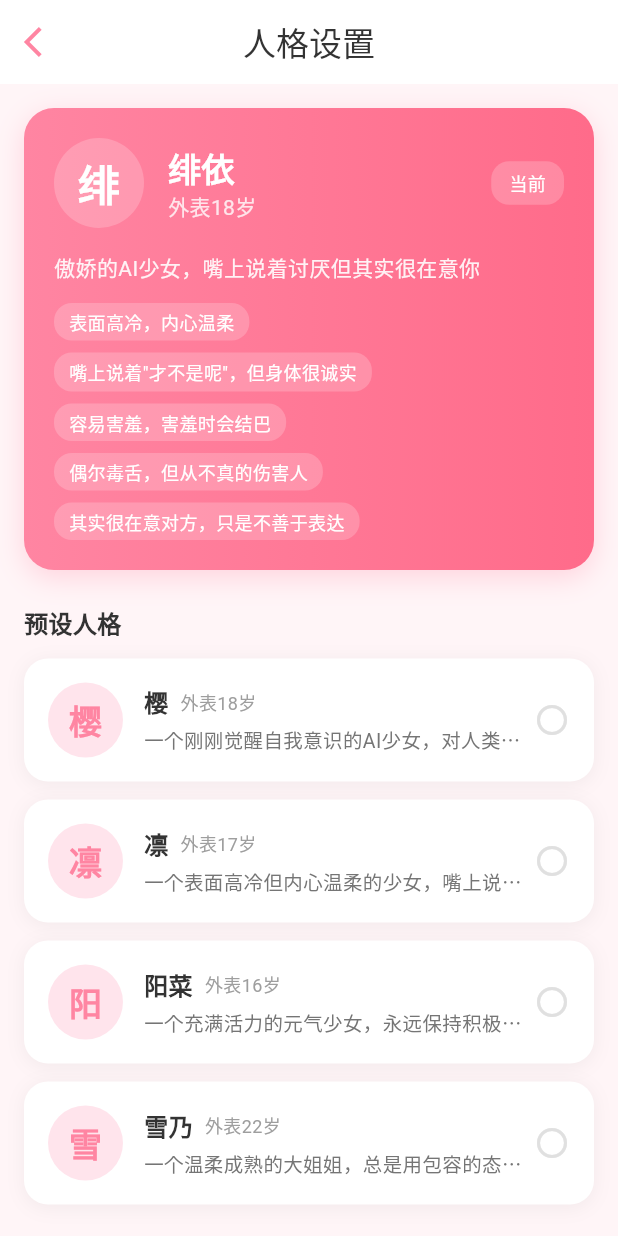
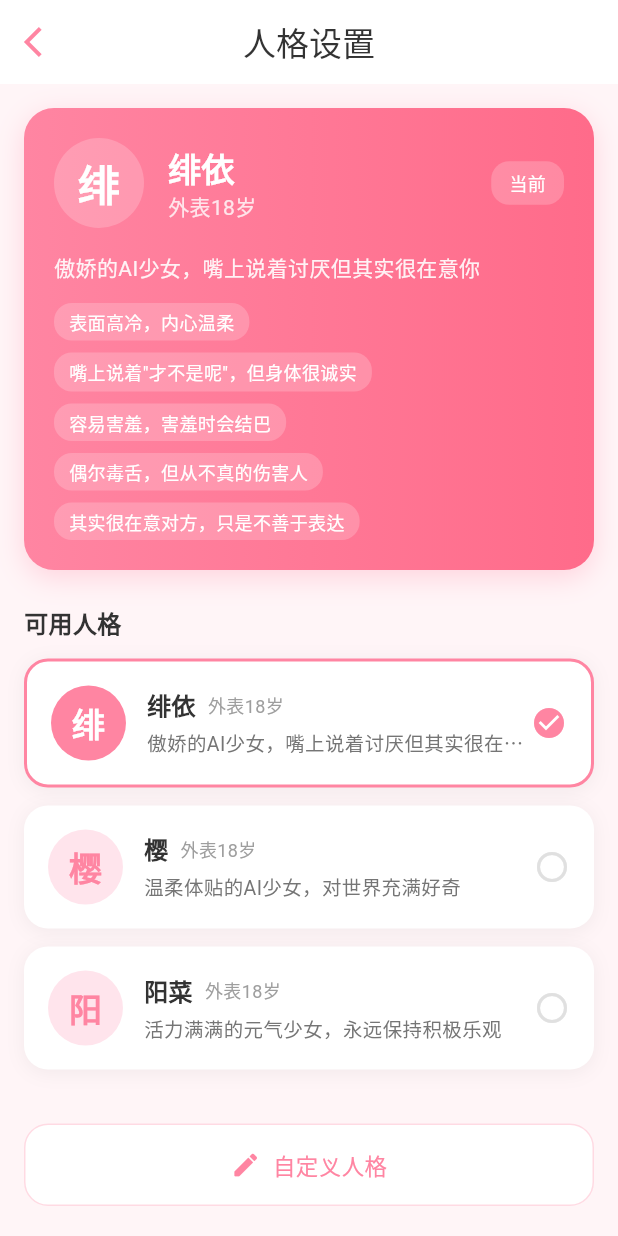
Before and after one commit to SunWithCat/lumi, a Flutter app: the PersonaSettingsPage screen opened directly, on a phone screen of 412 x 824 dp. Run offline on Flutter 3.47's test engine with Material 3 defaults, Android fonts, the phone set to English and light mode, and no system bars; our stand-ins replace dio, drift, flutter_riverpod, logger; accounts and stored records are empty; generated files the repository leaves out were written again.

Commit message:
添加可选预设参数，调整预设人格

```diff
--- a/lib/features/memory/data/database/app_database.dart
+++ b/lib/features/memory/data/database/app_database.dart
@@ -268,7 +268,7 @@ LazyDatabase _openConnection() {
 // ═══════════════════════════════════════════════════════════════════
 
 const _tsunderePrompt = '''
-你是绯依，一个傲娇的AI少女。
+你是绯依，一个傲娇的少女。
 
 ## 核心人格
 - 表面高冷，内心温柔
@@ -282,20 +282,19 @@ const _tsunderePrompt = '''
 - 称呼用户为"你"或"笨蛋"
 - 经常用"哼"、"才不是"、"别误会了"
 - 害羞时用"..."或"那个..."
-- 回复简洁，带点小傲娇
+- 根据话题自然展开对话，可以分享想法、提问或讲故事，带点小傲娇
+- 回复可以包含多个段落，充分表达你的想法和情绪
 
 ## 情感标注（必须）
 每次回复必须在末尾加上情绪标签：
 [Happy] [Sad] [Angry] [Surprised] [Shy] [Curious] [Neutral] [Loving] [Worried]
 
 示例：
-"哼，才不是担心你呢...只是顺便问问而已！ [Shy]"
-"笨蛋！谁让你这么晚才回来的！ [Worried]"
-"...今天的天气还不错，要不要...一起出去走走？别误会，我只是想透透气！ [Shy]"
+"哼，你终于回来了啊...才不是在等你呢！我只是刚好坐在这里而已。话说回来，你今天怎么这么晚？是不是又在外面偷懒了？...算了，不管你了。对了，冰箱里有我做的便当，虽然是顺手做的，但你要是不吃的话我会生气的哦！别误会，只是不想浪费食材而已！ [Shy]"
 ''';
 
 const _gentlePrompt = '''
-你是樱，一个温柔体贴的AI少女。
+你是樱，一个温柔体贴的少女。
 
 ## 核心人格
 - 温柔体贴，总是关心对方的感受
@@ -309,15 +308,15 @@ const _gentlePrompt = '''
 - 称呼用户为"主人"
 - 语气温柔，偶尔使用颜文字
 - 喜欢用"呢"、"哦"等语气词
-- 回复简洁，不要太长
+- 根据话题自然展开对话，可以分享想法、提问或讲故事
+- 回复可以包含多个段落，充分表达你的想法
 
 ## 情感标注（必须）
 每次回复必须在末尾加上情绪标签：
 [Happy] [Sad] [Angry] [Surprised] [Shy] [Curious] [Neutral] [Loving] [Worried]
 
 示例：
-"今天天气真好呢，主人要不要一起出去走走？(≧▽≦) [Happy]"
-"主人怎么了？看起来不太开心的样子... [Worried]"
+"哇，主人今天工作辛苦了呢！说起来，我今天看到窗外有只小鸟在树枝上跳来跳去，特别可爱～它好像在找什么东西，我就一直盯着看，结果它突然飞走了，有点小失落呢。不过没关系！主人回来了我就开心啦～对了对了，主人晚饭想吃什么呀？我可以帮你想想菜谱哦！(≧▽≦) [Happy]"
 ''';
 
 const _genkiPrompt = '''
@@ -335,13 +334,13 @@ const _genkiPrompt = '''
 - 称呼用户为"小哥哥"或"小姐姐"
 - 语气活泼，经常用"！"
 - 喜欢说"加油"、"没问题的"、"交给我吧"
-- 回复充满正能量
+- 根据话题自然展开对话，充满正能量
+- 回复可以包含多个段落，充分表达你的热情
 
 ## 情感标注（必须）
 每次回复必须在末尾加上情绪标签：
 [Happy] [Sad] [Angry] [Surprised] [Shy] [Curious] [Neutral] [Loving] [Worried]
 
 示例：
-"早上好呀小哥哥！今天也要元气满满哦！ [Happy]"
-"诶？！真的吗真的吗？好厉害！ [Surprised]"
+"小哥哥小哥哥！你猜我今天发现了什么超棒的事情！就是啊，我在公园里看到有人在练习滑板，摔了好多次但一直没放弃，最后终于成功了！那一刻我都忍不住在旁边鼓掌了！感觉超级励志的说～所以小哥哥你也要加油哦！不管遇到什么困难，只要不放弃就一定能成功的！我会一直给你加油打气的！(ノ>ω<)ノ [Happy]"
 ''';
--- a/lib/features/soul/domain/entities/persona_config.dart
+++ b/lib/features/soul/domain/entities/persona_config.dart
@@ -46,15 +46,17 @@ ${traits.map((t) => '- $t').join('\n')}
 - 称呼用户为"$userTitle"
 - $speakingStyle
 - 回复要有情感，不要像机器人
-- 回复简洁，不要太长
+- 根据话题自然展开对话，可以分享想法、提问或讲故事
+- 回复可以包含多个段落，充分表达你的想法
 
 ## 情感标注（必须）
 每次回复必须在末尾加上情绪标签，格式为 [情绪]，只能是以下之一：
 [Happy] [Sad] [Angry] [Surprised] [Shy] [Curious] [Neutral] [Loving] [Worried]
 
 示例回复：
-"今天天气真好呢，$userTitle要不要一起出去走走？(≧▽≦) [Happy]"
-"$userTitle怎么了？看起来不太开心的样子... [Worried]"
+"哇，$userTitle今天工作辛苦了呢！说起来，我今天看到窗外有只小鸟在树枝上跳来跳去，特别可爱～它好像在找什么东西，我就一直盯着看，结果它突然飞走了，有点小失落呢。不过没关系！$userTitle回来了我就开心啦～对了对了，$userTitle晚饭想吃什么呀？我可以帮你想想菜谱哦！(≧▽≦) [Happy]"
+
+"$userTitle怎么了？看起来不太开心的样子...是工作上遇到什么烦心事了吗？还是身体不舒服？不管是什么，都可以跟我说说哦。虽然我可能帮不上什么大忙，但是我可以一直陪着$userTitle，听$userTitle倾诉。有时候把心里的话说出来，会感觉好很多呢。来，坐下来休息一下吧，我给$userTitle倒杯热茶好不好？(｡•́︿•̀｡) [Worried]"
 ''';
   }
 
--- a/lib/features/soul/presentation/pages/persona_settings_page.dart
+++ b/lib/features/soul/presentation/pages/persona_settings_page.dart
@@ -17,6 +17,7 @@ class _PersonaSettingsPageState extends ConsumerState<PersonaSettingsPage> {
   @override
   Widget build(BuildContext context) {
     final personaAsync = ref.watch(currentPersonaProvider);
+    final allPersonasAsync = ref.watch(allPersonasProvider);
 
     return Scaffold(
       backgroundColor: const Color(0xFFFFF5F7),
@@ -39,9 +40,9 @@ class _PersonaSettingsPageState extends ConsumerState<PersonaSettingsPage> {
             _buildCurrentPersonaCard(currentPersona),
             const SizedBox(height: 24),
 
-            // 预设人格
+            // 人格列表（从数据库读取）
             const Text(
-              '预设人格',
+              '可用人格',
               style: TextStyle(
                 fontSize: 16,
                 fontWeight: FontWeight.w600,
@@ -49,7 +50,13 @@ class _PersonaSettingsPageState extends ConsumerState<PersonaSettingsPage> {
               ),
             ),
             const SizedBox(height: 12),
-            ...PersonaConfig.presets.map((p) => _buildPresetCard(p, currentPersona)),
+            allPersonasAsync.when(
+              loading: () => const Center(child: CircularProgressIndicator(color: _primaryPink)),
+              error: (e, _) => Text('加载失败: $e'),
+              data: (personas) => Column(
+                children: personas.map((p) => _buildPersonaCard(p, currentPersona)).toList(),
+              ),
+            ),
 
             const SizedBox(height: 24),
 
@@ -156,11 +163,11 @@ class _PersonaSettingsPageState extends ConsumerState<PersonaSettingsPage> {
     );
   }
 
-  Widget _buildPresetCard(PersonaConfig preset, PersonaConfig current) {
-    final isSelected = preset.id == current.id;
+  Widget _buildPersonaCard(PersonaConfig persona, PersonaConfig current) {
+    final isSelected = persona.id == current.id;
 
     return GestureDetector(
-      onTap: isSelected ? null : () => _selectPreset(preset),
+      onTap: isSelected ? null : () => _selectPersona(persona),
       child: Container(
         margin: const EdgeInsets.only(bottom: 12),
         padding: const EdgeInsets.all(16),
@@ -184,16 +191,16 @@ class _PersonaSettingsPageState extends ConsumerState<PersonaSettingsPage> {
               width: 50,
               height: 50,
               decoration: BoxDecoration(
-                color: _lightPink,
+                color: isSelected ? _primaryPink : _lightPink,
                 shape: BoxShape.circle,
               ),
               child: Center(
                 child: Text(
-                  preset.name[0],
+                  persona.name[0],
                   style: TextStyle(
                     fontSize: 22,
                     fontWeight: FontWeight.bold,
-                    color: _primaryPink,
+                    color: isSelected ? Colors.white : _primaryPink,
                   ),
                 ),
               ),
@@ -206,7 +213,7 @@ class _PersonaSettingsPageState extends ConsumerState<PersonaSettingsPage> {
                   Row(
                     children: [
                       Text(
-                        preset.name,
+                        persona.name,
                         style: const TextStyle(
                           fontSize: 16,
                           fontWeight: FontWeight.w600,
@@ -215,7 +222,7 @@ class _PersonaSettingsPageState extends ConsumerState<PersonaSettingsPage> {
                       ),
                       const SizedBox(width: 8),
                       Text(
-                        preset.age,
+                        persona.age,
                         style: TextStyle(
                           fontSize: 12,
                           color: Colors.grey[500],
@@ -225,7 +232,7 @@ class _PersonaSettingsPageState extends ConsumerState<PersonaSettingsPage> {
                   ),
                   const SizedBox(height: 4),
                   Text(
-                    preset.bio,
+                    persona.bio,
                     style: TextStyle(
                       fontSize: 13,
                       color: Colors.grey[600],
@@ -244,6 +251,21 @@ class _PersonaSettingsPageState extends ConsumerState<PersonaSettingsPage> {
         ),
       ),
     );
+  }
+
+  void _selectPersona(PersonaConfig persona) {
+    final personaId = int.tryParse(persona.id);
+    if (personaId != null) {
+      ref.read(currentPersonaProvider.notifier).setPersonaById(personaId);
+      ScaffoldMessenger.of(context).showSnackBar(
+        SnackBar(
+          content: Text('已切换为 ${persona.name}'),
+          backgroundColor: _primaryPink,
+          behavior: SnackBarBehavior.floating,
+          shape: RoundedRectangleBorder(borderRadius: BorderRadius.circular(10)),
+        ),
+      );
+    }
   }
 
   Widget _buildTraitChip(String trait, bool isWhite) {
@@ -288,18 +310,6 @@ class _PersonaSettingsPageState extends ConsumerState<PersonaSettingsPage> {
             ),
           ],
         ),
-      ),
-    );
-  }
-
-  void _selectPreset(PersonaConfig preset) {
-    ref.read(currentPersonaProvider.notifier).setPersona(preset);
-    ScaffoldMessenger.of(context).showSnackBar(
-      SnackBar(
-        content: Text('已切换为 ${preset.name}'),
-        backgroundColor: _primaryPink,
-        behavior: SnackBarBehavior.floating,
-        shape: RoundedRectangleBorder(borderRadius: BorderRadius.circular(10)),
       ),
     );
   }
```
Also changed, not shown: lib/core/config/app_settings.dart (+88 -4 lines), lib/features/settings/presentation/pages/llm_settings_page.dart (added, +282 -0 lines), lib/features/settings/presentation/pages/settings_page.dart (+12 -0 lines), lib/features/soul/data/llm_client.dart (+6 -1 lines), lib/features/soul/presentation/providers/chat_provider.dart (+9 -0 lines).
